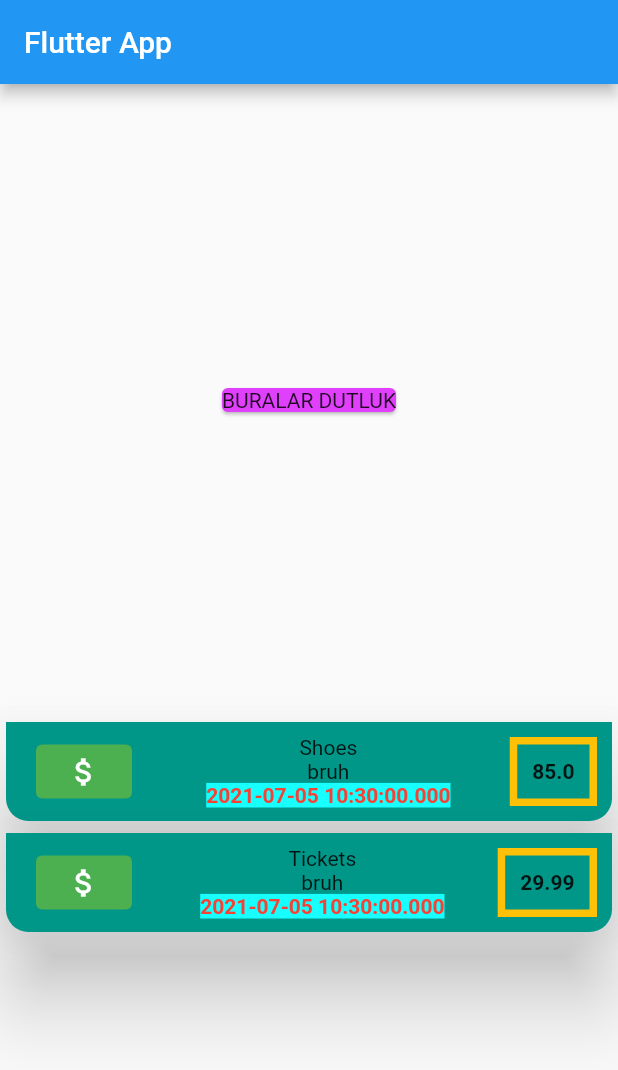
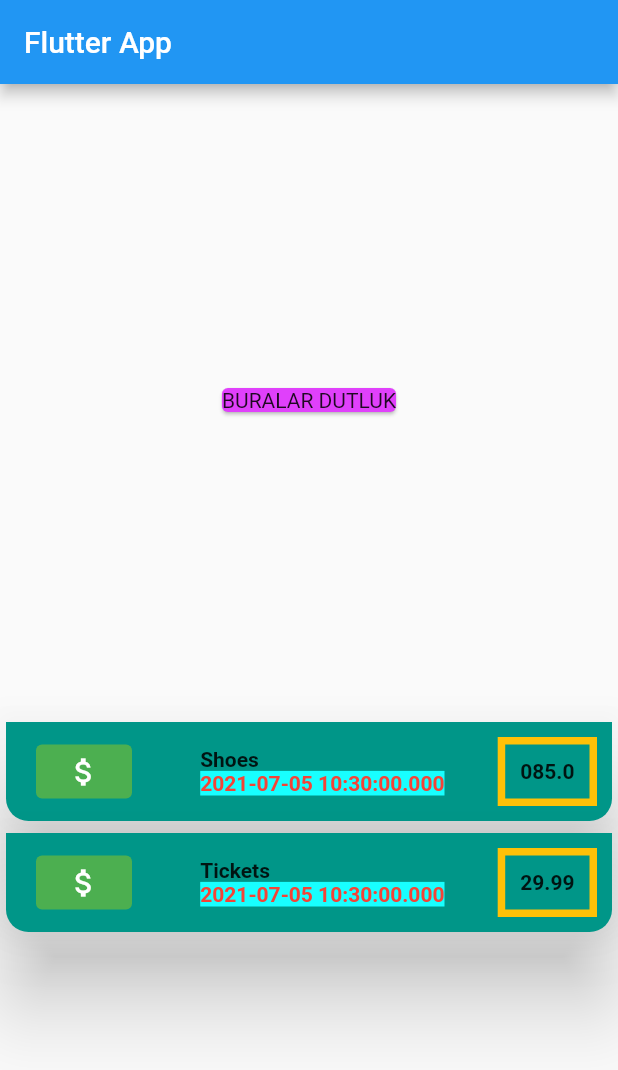
Before and after one commit to Ozkanozsm/harcama_uygulamasi, a Flutter app: the screen it shows after launch, on a phone screen of 412 x 824 dp. Shown: the top 1070 px of the screen. Run offline on Flutter 3.47's test engine with Material 2 defaults, Android fonts, the phone set to English and light mode, and no system bars.

Commit message:
More more styling

```diff
--- a/lib/main.dart
+++ b/lib/main.dart
@@ -79,9 +79,12 @@ class MyHomePage extends StatelessWidget {
                                   vertical: 5, horizontal: 20),
                             ),
                             Column(
+                              crossAxisAlignment: CrossAxisAlignment.start,
                               children: [
-                                Text(tx.title),
-                                Text("bruh"),
+                                Text(
+                                  tx.title,
+                                  style: TextStyle(fontWeight: FontWeight.bold),
+                                ),
                                 Text(
                                   tx.date.toString(),
                                   style: TextStyle(
@@ -101,7 +104,8 @@ class MyHomePage extends StatelessWidget {
                                 ),
                               ),
                               child: Text(
-                                tx.amount.toString(),
+                                // TODO fix
+                                tx.amount.toString().padLeft(5, "0"),
                                 style: TextStyle(
                                   fontWeight: FontWeight.bold,
                                 ),
```
